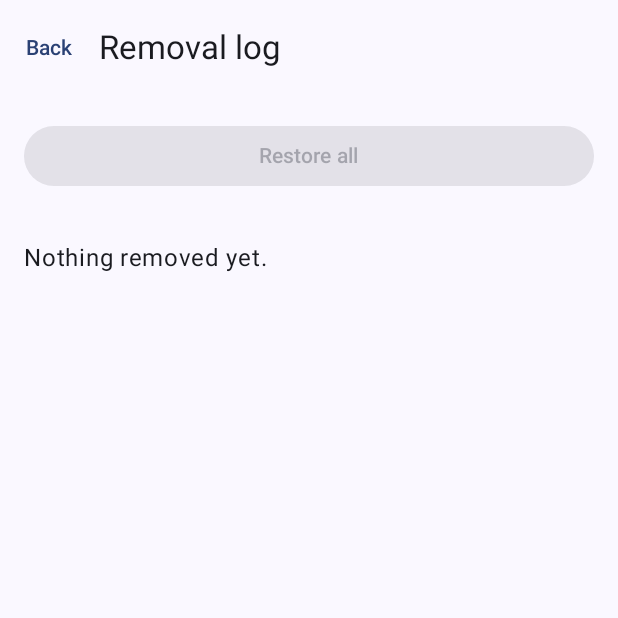
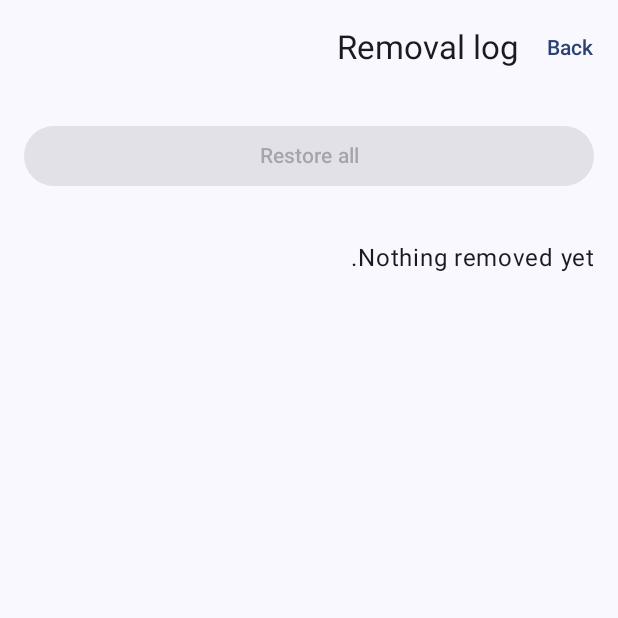
Before and after one commit to al3nkboot/mi5g-debloat, an Android app built with Jetpack Compose: the screen it shows after launch (MainActivity), after a tap on "Log", on a phone screen of 412 x 824 dp, the top half of it. Run offline under Robolectric (Android 15) with nearby library versions, the phone set to English and light mode, and no system bars; libraries missing offline, so code that uses them is left out: rikka.shizuku; 3 statements that could not run were skipped.

Commit message:
0.1.1: Realme/ColorOS safe list and in-app Arabic default (OpenCode hy4-flash-free)

```diff
--- a/app/build.gradle.kts
+++ b/app/build.gradle.kts
@@ -12,8 +12,8 @@ android {
         applicationId = "com.midroid.debloat"
         minSdk = 26
         targetSdk = 35
-        versionCode = 1
-        versionName = "0.1.0-m1"
+        versionCode = 2
+        versionName = "0.1.1"
     }
     compileOptions {
         sourceCompatibility = JavaVersion.VERSION_17
@@ -30,6 +30,7 @@ dependencies {
     implementation(libs.lifecycle.runtime)
     implementation(libs.lifecycle.vm)
     implementation(libs.activity)
+    implementation(libs.appcompat)
     implementation(platform(libs.compose.bom))
     implementation(libs.compose.ui)
     implementation(libs.compose.tooling.preview)
--- /dev/null
+++ b/app/src/main/java/com/midroid/debloat/DebloatApp.kt
@@ -0,0 +1,14 @@
+package com.midroid.debloat
+
+import android.app.Application
+import androidx.appcompat.app.AppCompatDelegate
+import androidx.core.os.LocaleListCompat
+
+class DebloatApp : Application() {
+    override fun onCreate() {
+        super.onCreate()
+        if (AppCompatDelegate.getApplicationLocales().isEmpty()) {
+            AppCompatDelegate.setApplicationLocales(LocaleListCompat.forLanguageTags("ar"))
+        }
+    }
+}
--- a/app/src/main/res/values/strings.xml
+++ b/app/src/main/res/values/strings.xml
@@ -50,6 +50,9 @@
 
     <string name="about_version">Version %1$s</string>
     <string name="about_by">By @midroid5G</string>
+    <string name="language_title">Language</string>
+    <string name="language_arabic">Arabic</string>
+    <string name="language_english">English</string>
     <string name="about_support">Support</string>
     <string name="about_credit">Inspired by Android Phones Debloat Prompt by beebom-team (MIT License)</string>
     <string name="about_independent">The safe list is our own list, curated independently.</string>
@@ -72,6 +75,18 @@
     <string name="reason_diagmon">Samsung diagnostic monitoring/analytics</string>
     <string name="reason_ms_appmanager">Link to Windows preinstalled stub</string>
     <string name="reason_netflix_activation">Netflix partner activation stub</string>
+    <string name="reason_heytap_pictorial">Lock Screen Magazine, the rotating lock-screen wallpaper/feed on OPPO/realme (on some phones the wallpaper may need to be set again)</string>
+    <string name="reason_heytap_market">HeyTap App Market; not needed if you use Google Play</string>
+    <string name="reason_oppo_market">older Oppo/realme App Market package</string>
+    <string name="reason_nearme_browser">older ColorOS/HeyTap browser (duplicate of Chrome)</string>
+    <string name="reason_oplus_games">Games / Game Space hub and in-game toolbox (games themselves still work)</string>
+    <string name="reason_gamespaceui">older ColorOS Game Space UI and in-game toolbar</string>
+    <string name="reason_gamespace">older ColorOS Game Space</string>
+    <string name="reason_heytap_themestore">HeyTap Theme Store (themes already applied may revert)</string>
+    <string name="reason_oplus_themestore">Theme Store (current oplus package)</string>
+    <string name="reason_nearme_themespace">legacy realme Theme Store</string>
+    <string name="reason_nearme_themestore">older realme Theme Store package</string>
+    <string name="reason_realme_community">official realme Community forum app</string>
 
     <string name="url_shizuku_download" translatable="false">https://shizuku.rikka.app/download/</string>
     <string name="url_paypal" translatable="false">https://paypal.me/Midroid5G</string>
--- /dev/null
+++ b/app/src/main/res/xml/locales_config.xml
@@ -0,0 +1,5 @@
+<?xml version="1.0" encoding="utf-8"?>
+<locale-config xmlns:android="http://schemas.android.com/apk/res/android">
+    <locale android:name="ar" />
+    <locale android:name="en" />
+</locale-config>
--- a/gradle/libs.versions.toml
+++ b/gradle/libs.versions.toml
@@ -5,6 +5,7 @@ composeBom = "2024.12.01"
 core = "1.15.0"
 lifecycle = "2.8.7"
 activity = "1.9.3"
+appcompat = "1.7.1"
 shizuku = "13.1.5"
 junit = "4.13.2"
 orgJson = "20240303"
@@ -14,6 +15,7 @@ core = { group = "androidx.core", name = "core-ktx", version.ref = "core" }
 lifecycle-runtime = { group = "androidx.lifecycle", name = "lifecycle-runtime-compose", version.ref = "lifecycle" }
 lifecycle-vm = { group = "androidx.lifecycle", name = "lifecycle-viewmodel-compose", version.ref = "lifecycle" }
 activity = { group = "androidx.activity", name = "activity-compose", version.ref = "activity" }
+appcompat = { group = "androidx.appcompat", name = "appcompat", version.ref = "appcompat" }
 compose-bom = { group = "androidx.compose", name = "compose-bom", version.ref = "composeBom" }
 compose-ui = { group = "androidx.compose.ui", name = "ui" }
 compose-tooling-preview = { group = "androidx.compose.ui", name = "ui-tooling-preview" }
```
Also changed, not shown: app/src/main/AndroidManifest.xml (+11 -0 lines), app/src/main/java/com/midroid/debloat/MainActivity.kt (+93 -0 lines), app/src/main/java/com/midroid/debloat/data/SafeList.kt (+12 -0 lines), 3 other files.
